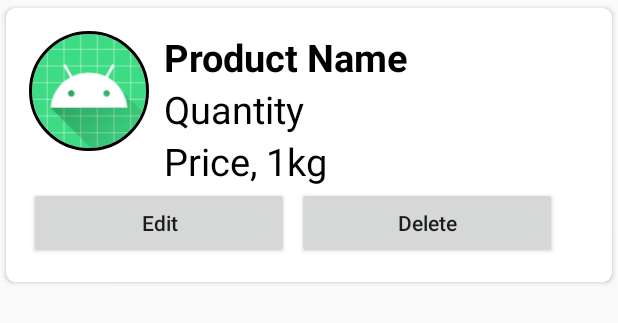
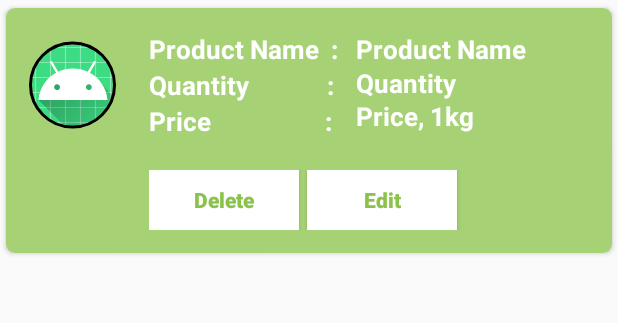
Before and after one commit to Sumudu-Himasha-Ranaweera/Go_Organic, an Android app: the layout cart_item.xml on its own in the app's theme, with its tools: preview values and no code run, on a phone screen of 412 x 824 dp. Shown: the top 323 px of the screen. Run offline under Robolectric (Android 15) with nearby library versions, the phone set to English and light mode, and no system bars.

Commit message:
Cartitem design changes added

```diff
--- a/app/src/main/res/layout/cart_item.xml
+++ b/app/src/main/res/layout/cart_item.xml
@@ -10,70 +10,122 @@
     <RelativeLayout
         android:layout_width="match_parent"
         android:layout_height="wrap_content"
-        android:padding="15dp">
+        android:padding="15dp"
+        android:background="#A6D175">
 
         <de.hdodenhof.circleimageview.CircleImageView
-            android:layout_width="80dp"
-            android:layout_height="80dp"
+            android:id="@+id/cartimg1"
+            android:layout_width="58dp"
+            android:layout_height="wrap_content"
             android:src="@mipmap/ic_launcher"
-            android:id="@+id/cartimg1"
-            app:civ_border_width="2dp"
-            app:civ_border_color="#ff000000"/>
+            app:civ_border_color="#ff000000"
+            app:civ_border_width="2dp" />
 
         <TextView
+            android:id="@+id/ntext"
             android:layout_width="match_parent"
             android:layout_height="wrap_content"
-            android:id="@+id/pNameText"
-            android:text="Product Name"
+            android:layout_marginLeft="80dp"
+            android:text="Product Name  : "
+            android:textColor="@color/white"
+            android:textSize="17sp"
+
             android:textStyle="bold"
-            android:textSize="25sp"
-            android:textColor="#000"
-            android:layout_toRightOf="@+id/cartimg1"
-            android:layout_marginLeft="10dp"/>
+            />
 
         <TextView
+            android:id="@+id/ctext"
             android:layout_width="match_parent"
             android:layout_height="wrap_content"
-            android:id="@+id/CQuantity"
-            android:text="Quantity"
-            android:textSize="25sp"
-            android:textColor="#000"
-            android:layout_toRightOf="@+id/cartimg1"
-            android:layout_below="@+id/pNameText"
-            android:layout_marginLeft="10dp"/>
+            android:layout_marginLeft="80dp"
+            android:layout_below="@+id/ntext"
+            android:text="Quantity             : "
+            android:textColor="@color/white"
+            android:textSize="17sp"
+            android:textStyle="bold"
+            />
 
         <TextView
+            android:id="@+id/atext"
             android:layout_width="match_parent"
             android:layout_height="wrap_content"
+            android:layout_below="@+id/ctext"
+            android:layout_marginLeft="80dp"
+            android:text="Price                   : "
+            android:textColor="@color/white"
+            android:textSize="17sp"
+            android:textStyle="bold" />
+
+        <TextView
+            android:id="@+id/pNameText"
+            android:layout_width="175dp"
+            android:layout_height="wrap_content"
+            android:layout_marginLeft="160dp"
+            android:layout_toRightOf="@+id/cartimg1"
+            android:text="Product Name"
+            android:textColor="@color/white"
+            android:textSize="17sp"
+            android:textStyle="bold"
+             />
+
+        <TextView
+            android:id="@+id/CQuantity"
+            android:layout_width="173dp"
+            android:layout_height="wrap_content"
+            android:layout_below="@+id/pNameText"
+            android:layout_marginLeft="160dp"
+            android:layout_marginTop="-1dp"
+            android:layout_toRightOf="@+id/cartimg1"
+            android:text="Quantity"
+            android:textColor="@color/white"
+            android:textSize="17sp"
+            android:textStyle="bold"
+            />
+
+        <TextView
             android:id="@+id/CPrice"
+            android:layout_width="170dp"
+            android:layout_height="wrap_content"
+            android:layout_below="@+id/CQuantity"
+            android:layout_marginLeft="160dp"
+            android:layout_marginTop="-2dp"
+            android:layout_toRightOf="@+id/cartimg1"
             android:text="Price, 1kg"
-            android:textSize="25sp"
-            android:textColor="#000"
-            android:layout_toRightOf="@+id/cartimg1"
-            android:layout_below="@+id/CQuantity"
-            android:layout_marginLeft="10dp"/>
+            android:textColor="@color/white"
+            android:textSize="17sp"
+            android:textStyle="bold"
+            />
 
         <LinearLayout
             android:layout_below="@id/CPrice"
             android:layout_width="match_parent"
             android:layout_height="wrap_content"
-            android:orientation="horizontal">
+            android:orientation="horizontal"
+            android:layout_marginLeft="80sp"
+            android:layout_marginTop="24dp">
 
             <Button
-                android:layout_width="173dp"
-                android:layout_height="wrap_content"
+                android:id="@+id/CBtnDelete"
+                android:layout_width="100dp"
+                android:layout_height="40dp"
+                android:layout_marginRight="5dp"
+                android:background="@color/white"
+                android:fontFamily="sans-serif-black"
+                android:text="Delete"
+                android:textAllCaps="false"
+                android:textColor="@color/green"
+               />
+
+            <Button
+                android:id="@+id/CBtnEdit"
+                android:layout_width="100dp"
+                android:layout_height="40dp"
+                android:layout_marginRight="5dp"
+                android:background="@color/white"
+                android:fontFamily="sans-serif-black"
                 android:text="Edit"
                 android:textAllCaps="false"
-                android:layout_marginRight="5dp"
-                android:id="@+id/CBtnEdit"/>
-
-            <Button
-                android:layout_width="173dp"
-                android:layout_height="wrap_content"
-                android:text="Delete"
-                android:textAllCaps="false"
-                android:layout_marginRight="5dp"
-                android:id="@+id/CBtnDelete"/>
+                android:textColor="@color/green" />
 
 
         </LinearLayout>
```
Also changed, not shown: app/src/main/res/drawable/my_account_cropped.jpg (added).
